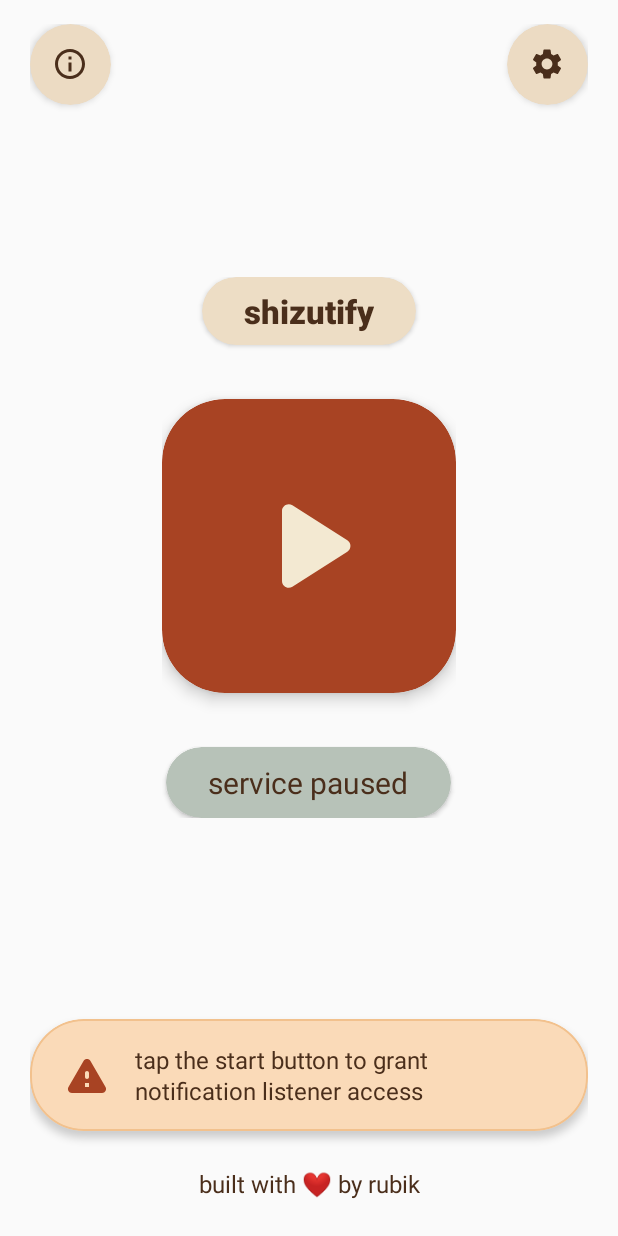
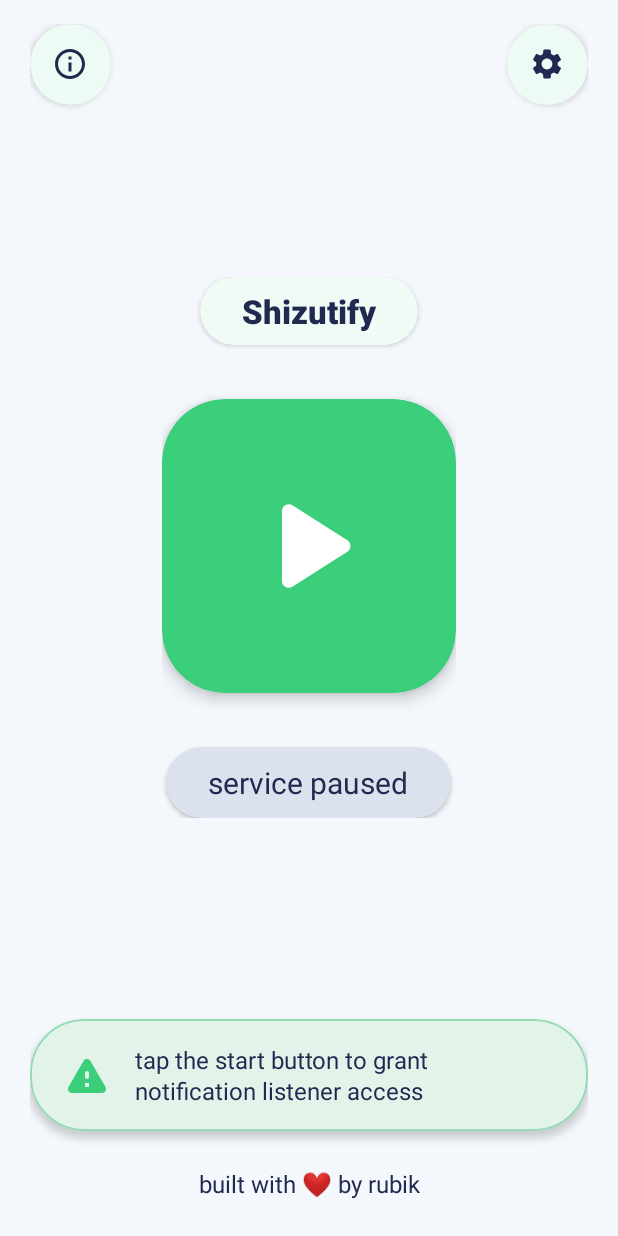
Before and after one commit to theycallmerubik/Shizutify, an Android app: the screen it shows after launch (MainActivity), on a phone screen of 412 x 824 dp. Run offline under Robolectric (Android 15) with nearby library versions, the phone set to English and light mode, and no system bars; libraries missing offline, so code that uses them is left out: rikka.shizuku; 2 statements that could not run were skipped.

Commit message:
- version 1.0.1: updated app theme to match the logo.

```diff
--- a/app/build.gradle.kts
+++ b/app/build.gradle.kts
@@ -11,8 +11,8 @@ android {
         applicationId = "ir.ru_bic.shizutify"
         minSdk = 26
         targetSdk = 34
-        versionCode = 1
-        versionName = "1.0.0"
+        versionCode = 2
+        versionName = "1.0.1"
     }
 
     buildFeatures {
--- a/app/src/main/res/values-night/colors.xml
+++ b/app/src/main/res/values-night/colors.xml
@@ -1,24 +1,24 @@
 <?xml version="1.0" encoding="utf-8"?>
 <resources>
-    <!-- Backgrounds (Deep warm charcoals and dark taupes) -->
-    <color name="bg_alabaster">#1C1917</color>
-    <color name="surface_cream">#292524</color>
-    <color name="surface_card_cream">#34312F</color>
+    <!-- Backgrounds (Deep navy and dark blue-gray) -->
+    <color name="bg_alabaster">#0F1322</color>
+    <color name="surface_cream">#181E36</color>
+    <color name="surface_card_cream">#222A46</color>
 
-    <!-- Accents & Buttons (Adjusted for dark mode contrast) -->
-    <color name="primary_terracotta">#D05C35</color>
-    <color name="paused_slate">#525A6E</color>
-    <color name="accent_peach">#543A24</color>
+    <!-- Accents & Buttons (Brightened for dark mode contrast) -->
+    <color name="primary_terracotta">#647BCE</color>
+    <color name="paused_slate">#5A688A</color>
+    <color name="accent_peach">#41C77D</color>
 
-    <!-- Alert Container -->
-    <color name="alert_peach_bg">#3B2212</color>
-    <color name="alert_peach_stroke">#5E371C</color>
+    <!-- Alert Container (Dark forest green) -->
+    <color name="alert_peach_bg">#103622</color>
+    <color name="alert_peach_stroke">#1D643E</color>
 
     <!-- Status Badges -->
-    <color name="status_running_sage">#2E422C</color>
-    <color name="status_paused_sage">#373C37</color>
+    <color name="status_running_sage">#1C4D31</color>
+    <color name="status_paused_sage">#2A3451</color>
 
-    <!-- Text & Icons (Inverted: Replaces dark brown with warm cream in dark mode) -->
-    <color name="espresso_brown">#F3E9D2</color>
-    <color name="espresso_brown_70">#B3F3E9D2</color>
+    <!-- Text & Icons (Icy white) -->
+    <color name="espresso_brown">#E6ECF7</color>
+    <color name="espresso_brown_70">#B3E6ECF7</color>
 </resources>
--- a/app/src/main/res/values/colors.xml
+++ b/app/src/main/res/values/colors.xml
@@ -1,16 +1,24 @@
 <?xml version="1.0" encoding="utf-8"?>
 <resources>
-    <!-- Core Warm Palette -->
-    <color name="bg_alabaster">#FAFAFA</color>
-    <color name="surface_cream">#F3E9D2</color>
-    <color name="surface_card_cream">#F7EFE0</color>
-    <color name="primary_terracotta">#A84323</color>
-    <color name="paused_slate">#6B748E</color>
-    <color name="accent_peach">#F5C99B</color>
-    <color name="alert_peach_bg">#FADAB8</color>
-    <color name="alert_peach_stroke">#F2C18D</color>
-    <color name="status_running_sage">#D2DEC8</color>
-    <color name="status_paused_sage">#B7C2B8</color>
-    <color name="espresso_brown">#4A2E1B</color>
-    <color name="espresso_brown_70">#B34A2E1B</color>
+    <!-- Backgrounds (Ice white and soft blue-tinted surfaces) -->
+    <color name="bg_alabaster">#F4F7FC</color>
+    <color name="surface_cream">#FFFFFF</color>
+    <color name="surface_card_cream">#EAF0F8</color>
+
+    <!-- Accents & Buttons (Logo Blue and Vibrant Green) -->
+    <color name="primary_terracotta">#3BCE7B</color>
+    <color name="paused_slate">#4A60B3</color>
+    <color name="accent_peach">#3BB470</color>
+
+    <!-- Alert Container (Soft mint green) -->
+    <color name="alert_peach_bg">#E2F4EA</color>
+    <color name="alert_peach_stroke">#94DAB3</color>
+
+    <!-- Status Badges -->
+    <color name="status_running_sage">#C6ECD7</color>
+    <color name="status_paused_sage">#DCE2ED</color>
+
+    <!-- Text & Icons (Deep indigo matching the cat's eyes) -->
+    <color name="espresso_brown">#20294F</color>
+    <color name="espresso_brown_70">#B320294F</color>
 </resources>
--- a/app/src/main/res/values/strings.xml
+++ b/app/src/main/res/values/strings.xml
@@ -1,5 +1,5 @@
 <resources>
-    <string name="app_name">shizutify</string>
+    <string name="app_name">Shizutify</string>
     <string name="status_running">service running</string>
     <string name="status_paused">service paused</string>
     <string name="alert_notif_permission">tap the start button to grant\nnotification listener access</string>
```
